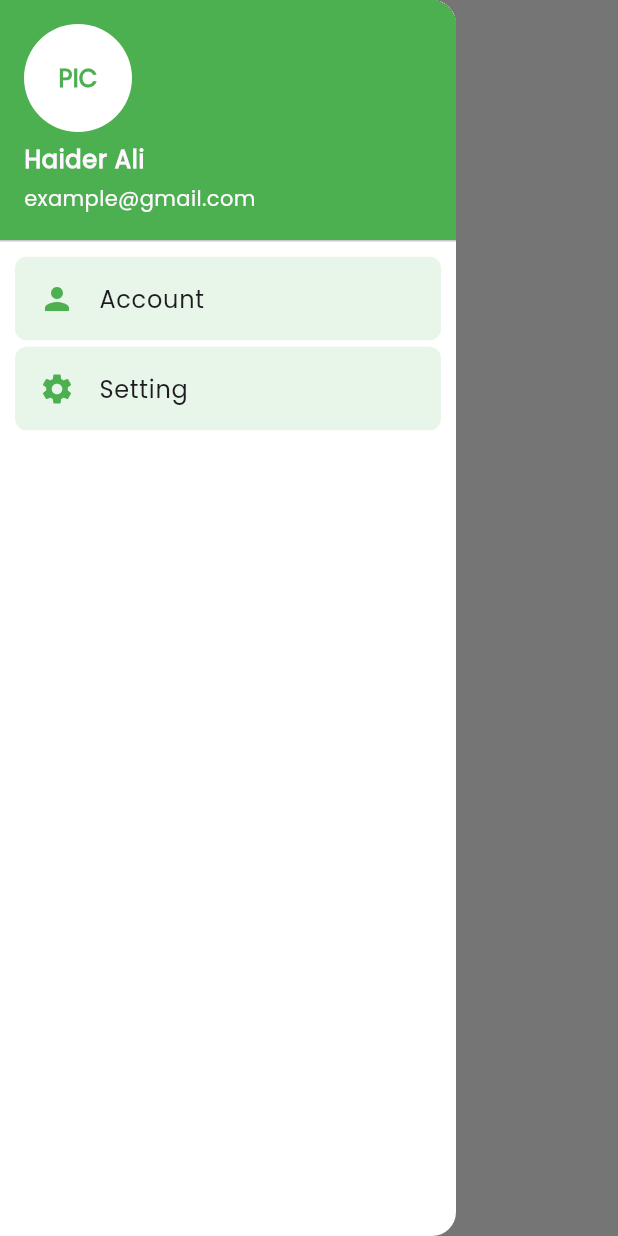
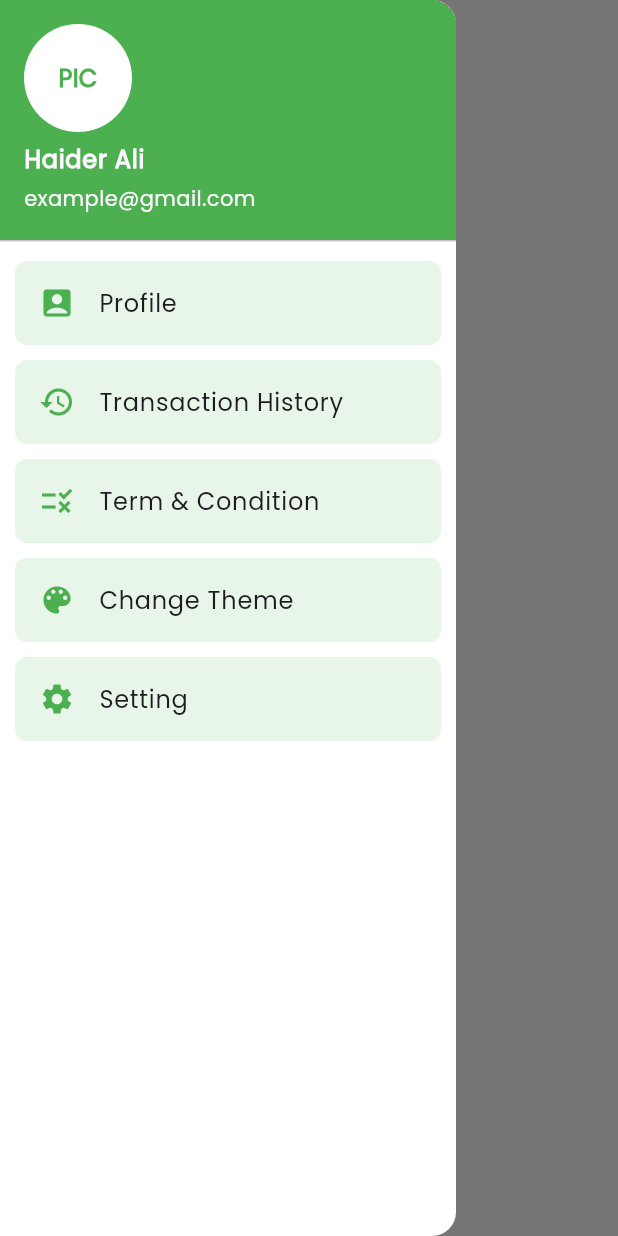
Before and after one commit to HaiderAli228/GiveHope-Donation-App, a Flutter app: the screen it shows after launch, with the side drawer open, on a phone screen of 412 x 824 dp. Run offline on Flutter 3.47's test engine with Material 3 defaults, Android fonts, the phone set to English and light mode, and no system bars; our stand-ins replace introduction_screen, lottie.

Commit message:
completing drawer module

```diff
--- /dev/null
+++ b/lib/utils/drawer_tile.dart
@@ -0,0 +1,31 @@
+import 'package:flutter/material.dart';
+
+import 'app_color.dart';
+
+class DrawerTile extends StatelessWidget {
+  const DrawerTile({this.name, this.function, super.key, this.iconIs});
+  final String? name;
+  final VoidCallback? function;
+  final Icon? iconIs;
+  @override
+  Widget build(BuildContext context) {
+    return Padding(
+      padding: const EdgeInsets.symmetric(horizontal: 10, vertical: 5),
+      child: ClipRRect(
+        borderRadius: BorderRadius.circular(8), // Adjust the radius as needed
+        child: Container(
+          color: AppColor.themeTileColor, //
+          child: ListTile(
+            leading: iconIs,
+            title: Text(
+              name ?? "Nothing",
+              style: const TextStyle(
+                fontFamily: "Poppins",
+              ),
+            ),
+          ),
+        ),
+      ),
+    );
+  }
+}
--- a/lib/view/home_view.dart
+++ b/lib/view/home_view.dart
@@ -1,4 +1,5 @@
 import 'package:donation_app/utils/app_color.dart';
+import 'package:donation_app/utils/drawer_tile.dart';
 import 'package:flutter/material.dart';
 
 class HomeView extends StatelessWidget {
@@ -36,52 +37,46 @@ class HomeView extends StatelessWidget {
                       fontFamily: "Poppins",
                     ),
                   )),
-              Padding(
-                padding:
-                    const EdgeInsets.symmetric(horizontal: 10, vertical: 2),
-                child: ClipRRect(
-                  borderRadius:
-                      BorderRadius.circular(8), // Adjust the radius as needed
-                  child: Container(
-                    color: AppColor.themeTileColor, //
-                    child: const ListTile(
-                      leading: Icon(
-                        Icons.person,
+              DrawerTile(
+                iconIs: const Icon(
+                  Icons.account_box,
                   color: AppColor.themeColor,
                 ),
-                      title: Text(
-                        "Account",
-                        style: TextStyle(
-                          fontFamily: "Poppins",
+                name: "Profile",
+                function: () {},
               ),
+              DrawerTile(
+                iconIs: const Icon(
+                  Icons.history,
+                  color: AppColor.themeColor,
                 ),
+                name: "Transaction History",
+                function: () {},
               ),
+              DrawerTile(
+                iconIs: const Icon(
+                  Icons.rule,
+                  color: AppColor.themeColor,
                 ),
+                name: "Term & Condition",
+                function: () {},
               ),
+              DrawerTile(
+                iconIs: const Icon(
+                  Icons.color_lens,
+                  color: AppColor.themeColor,
                 ),
-              Padding(
-                padding:
-                const EdgeInsets.symmetric(horizontal: 10, vertical: 2),
-                child: ClipRRect(
-                  borderRadius:
-                  BorderRadius.circular(8), // Adjust the radius as needed
-                  child: Container(
-                    color: AppColor.themeTileColor, //
-                    child: const ListTile(
-                      leading: Icon(
+                name: "Change Theme",
+                function: () {},
+              ),
+              DrawerTile(
+                iconIs: const Icon(
                   Icons.settings,
                   color: AppColor.themeColor,
                 ),
-                      title: Text(
-                        "Setting",
-                        style: TextStyle(
-                          fontFamily: "Poppins",
-                        ),
-                      ),
-                    ),
-                  ),
-                ),
-              ),
+                name: "Setting",
+                function: () {},
+              )
             ],
           ),
         ),
```
Lines whose indentation alone changed are shown as unchanged.
